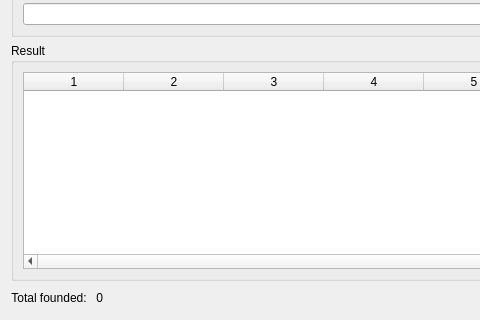
First picture: the form in src/searchwindow.ui, repository eugene-melnik/alexandra, before the edit; both pictures show x 0 to 480 and y 130 to 450 of the 700 by 450 pixel window.
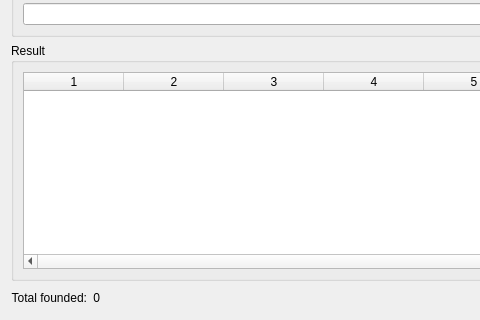
Second picture: the form after the edit. Icons and pictures are not drawn.

Diff of the .ui file:
```diff
--- a/src/searchwindow.ui
+++ b/src/searchwindow.ui
@@ -229,7 +229,7 @@
      <item>
       <widget class="QLabel" name="labelTotalFounded">
        <property name="text">
-        <string>Total founded: </string>
+        <string>Total founded:</string>
        </property>
        <property name="alignment">
         <set>Qt::AlignRight|Qt::AlignTrailing|Qt::AlignVCenter</set>
```
Left out of the diff: 2 changed lines with no effect on the pictures.
